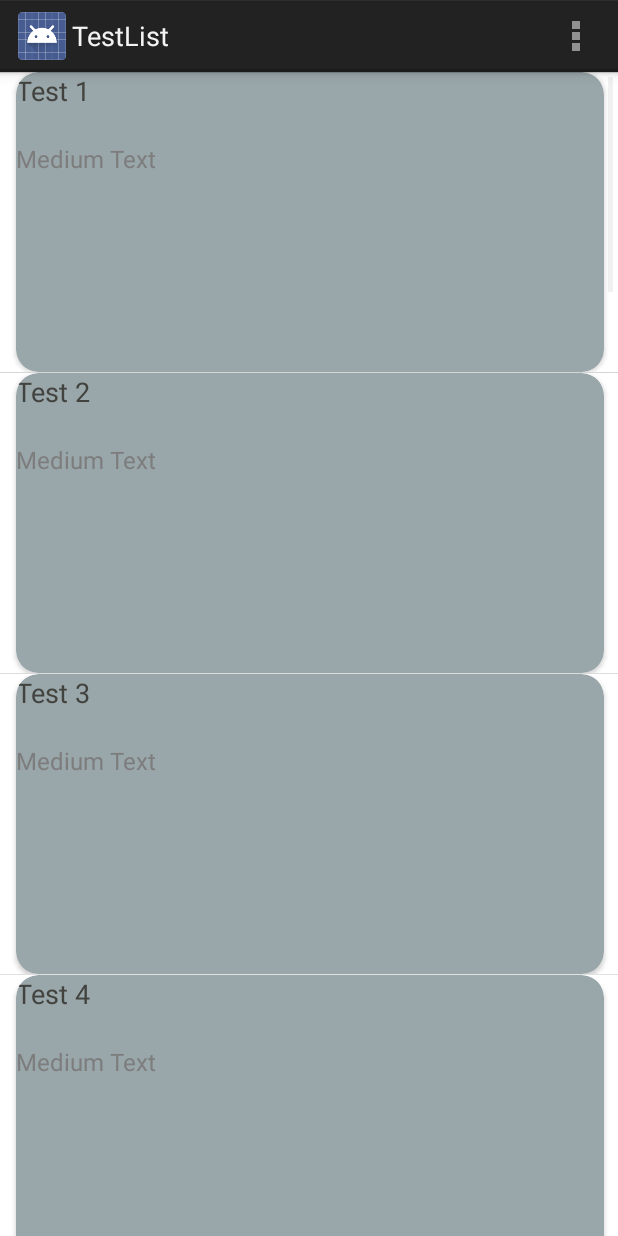
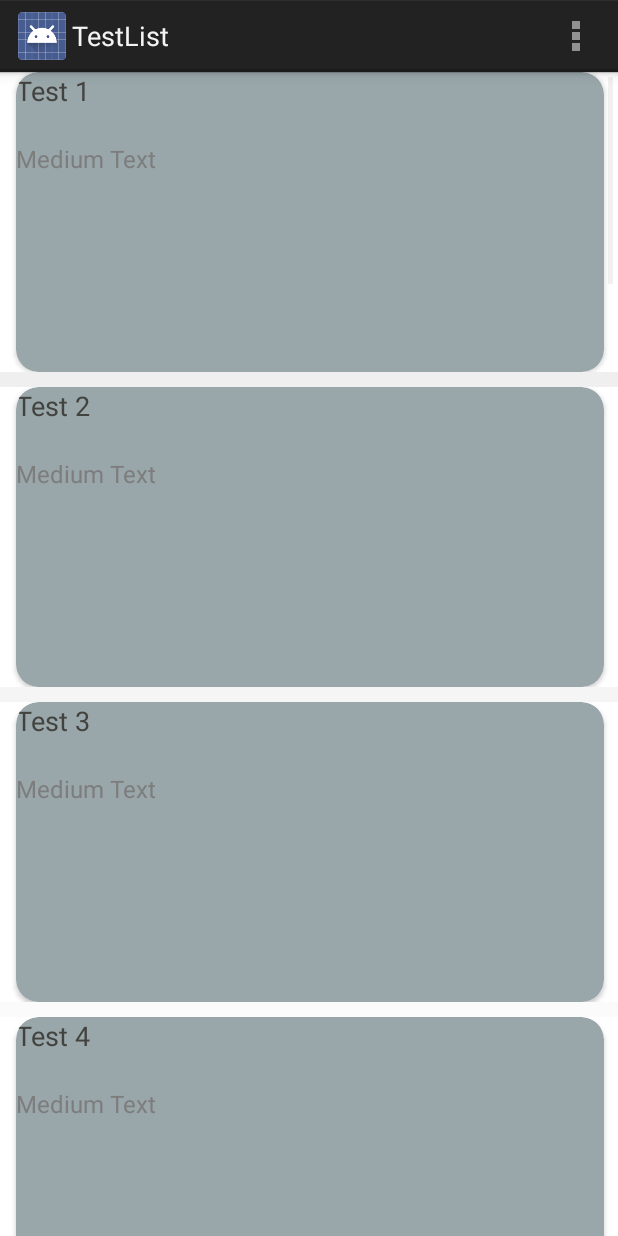
Before and after one commit to MichaelGar/testproject, an Android app: the TestList screen opened directly, with no data from a screen before it, on a phone screen of 412 x 824 dp. Run offline under Robolectric (Android 15) with nearby library versions, the phone set to English and light mode, and no system bars.

Commit message:
sdelsno v shkole

```diff
--- a/app/build.gradle
+++ b/app/build.gradle
@@ -21,5 +21,6 @@ android {
 
 dependencies {
     compile fileTree(dir: 'libs', include: ['*.jar'])
-    compile "com.android.support:cardview-v7:+"
+    compile 'com.android.support:cardview-v7:+'
+    compile 'com.android.support:appcompat-v7:21.0.+'
 }
--- a/app/src/main/java/com/example/alpha/projecttest/MainActivity.java
+++ b/app/src/main/java/com/example/alpha/projecttest/MainActivity.java
@@ -67,7 +67,7 @@ public class MainActivity extends Activity {
 
             }
         });
-
+/*
         FakeDataLoaderLoader l = new FakeDataLoaderLoader() {
           @Override
           void onLoad(JSONArray data){
@@ -75,6 +75,7 @@ public class MainActivity extends Activity {
           }
         };
         l.loadData();
+        */
     }
 
     void onLogintap() {
--- /dev/null
+++ b/app/src/main/res/drawable/myrect.xml
@@ -0,0 +1,5 @@
+<shape xmlns:android="http://schemas.android.com/apk/res/android"
+    android:shape="rectangle">
+    <solid android:color="#0073ff" />
+    <corners android:radius="5dp" />
+</shape>
--- a/app/src/main/res/layout/activity_test_list.xml
+++ b/app/src/main/res/layout/activity_test_list.xml
@@ -8,6 +8,12 @@
         android:id="@+id/lvMain"
         android:layout_width="match_parent"
         android:layout_height="match_parent"
-        android:layout_weight="1">
+        android:layout_weight="1"
+        android:divider="@null"
+        android:dividerHeight="10dp"
+        android:listSelector="@android:color/transparent"
+        android:cacheColorHint="@android:color/transparent"
+        android:headerDividersEnabled="true"
+        android:footerDividersEnabled="true">
     </ListView>
 </LinearLayout>
--- a/app/src/main/res/layout/small_test_card.xml
+++ b/app/src/main/res/layout/small_test_card.xml
@@ -19,8 +19,9 @@
         card_view:cardCornerRadius="15dp"
         card_view:cardBackgroundColor="#99a6aa"
         android:layout_gravity="center_horizontal"
-        android:elevation="100dp"
-        android:layout_weight="1">
+        android:elevation="10dp"
+        android:layout_weight="1"
+        android:background="@drawable/myrect">
 
         <RelativeLayout
             android:layout_width="match_parent"
```
Also changed, not shown: 1 other file.
